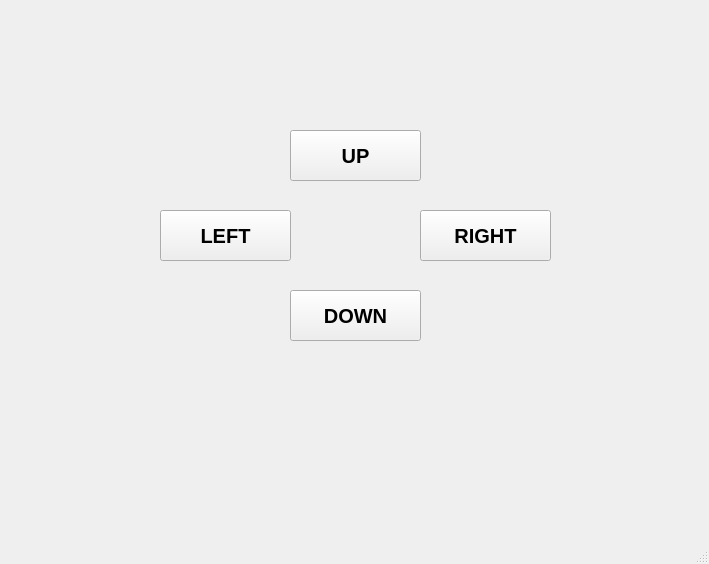
Above: mainwindow.ui from ashrafjfr/qt_app before the change. Below: the same form after it.
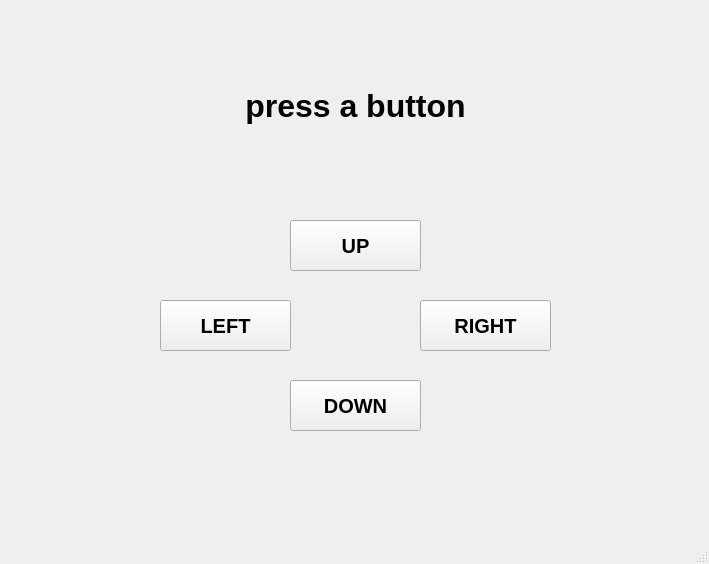
That is the form after the change.

Commit message: Add a display to show button press

```diff
--- a/mainwindow.ui
+++ b/mainwindow.ui
@@ -18,7 +18,7 @@
     <property name="geometry">
      <rect>
       <x>160</x>
-      <y>210</y>
+      <y>300</y>
       <width>131</width>
       <height>51</height>
      </rect>
@@ -37,7 +37,7 @@
     <property name="geometry">
      <rect>
       <x>420</x>
-      <y>210</y>
+      <y>300</y>
       <width>131</width>
       <height>51</height>
      </rect>
@@ -56,7 +56,7 @@
     <property name="geometry">
      <rect>
       <x>290</x>
-      <y>130</y>
+      <y>220</y>
       <width>131</width>
       <height>51</height>
      </rect>
@@ -75,7 +75,7 @@
     <property name="geometry">
      <rect>
       <x>290</x>
-      <y>290</y>
+      <y>380</y>
       <width>131</width>
       <height>51</height>
      </rect>
@@ -90,6 +90,28 @@
      <string>DOWN</string>
     </property>
    </widget>
+   <widget class="QLabel" name="display">
+    <property name="geometry">
+     <rect>
+      <x>220</x>
+      <y>60</y>
+      <width>271</width>
+      <height>91</height>
+     </rect>
+    </property>
+    <property name="font">
+     <font>
+      <pointsize>24</pointsize>
+      <bold>true</bold>
+     </font>
+    </property>
+    <property name="text">
+     <string>press a button</string>
+    </property>
+    <property name="alignment">
+     <set>Qt::AlignCenter</set>
+    </property>
+   </widget>
   </widget>
   <widget class="QMenuBar" name="menubar">
    <property name="geometry">
```
The commit also changes 1 other file.
